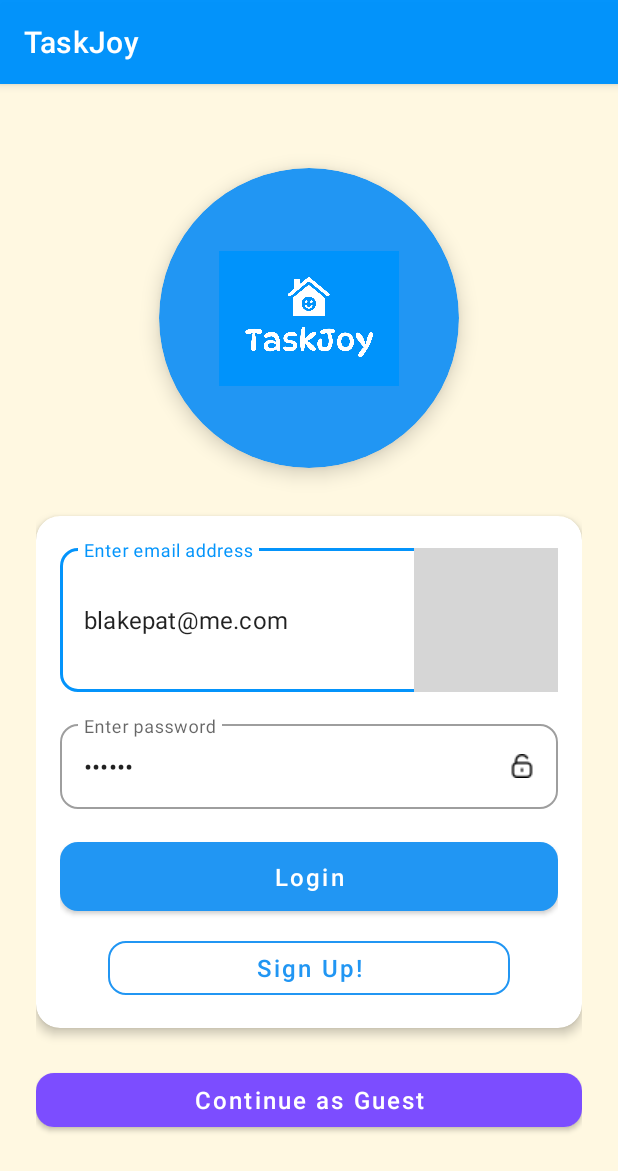
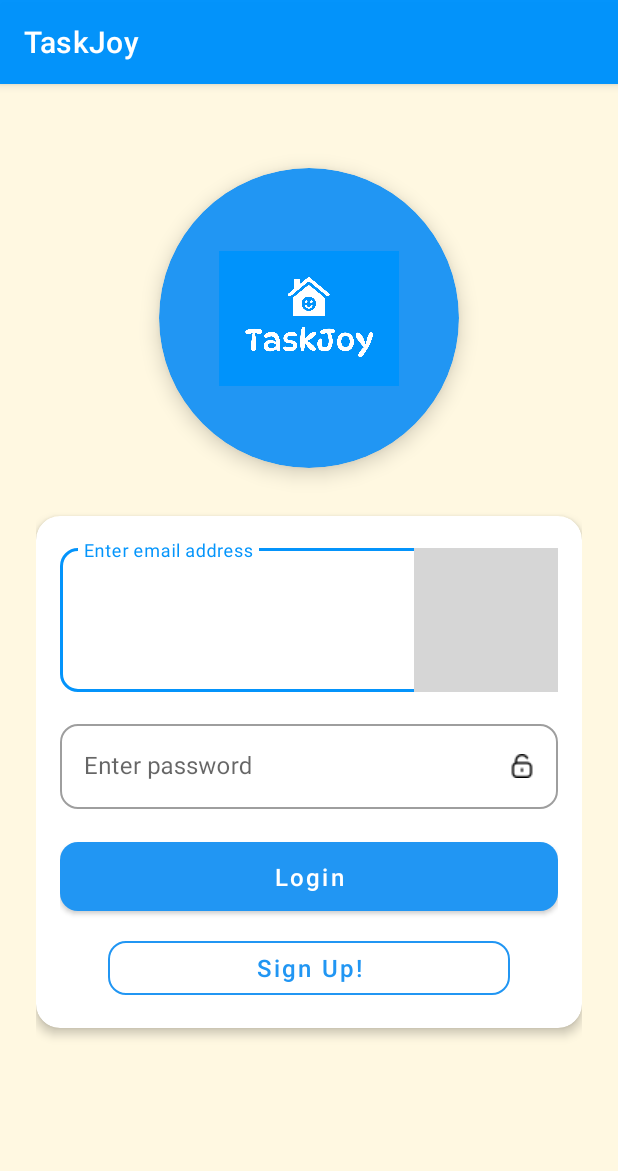
Before and after one commit to blakepat/TaskJoy, an Android app: the screen it shows after launch (LoginActivity), on a phone screen of 412 x 824 dp. Shown: the top 1171 px of the screen. Run offline under Robolectric (Android 15) with nearby library versions, the phone set to English and light mode, and no system bars; our stand-ins replace CircleImageView, Firebase (no records; nobody signed in at launch, a user with empty details on screens opened directly); grey boxes are pictures that could not be loaded.

Commit message:
removed prepopulated fields for easy debugging

```diff
--- a/app/src/main/java/com/example/taskjoy/screens/LoginActivity.kt
+++ b/app/src/main/java/com/example/taskjoy/screens/LoginActivity.kt
@@ -44,11 +44,11 @@ class LoginActivity : AppCompatActivity() {
             signup()
         }
 
-        binding.btnGuest.setOnClickListener {
-            //TODO: CREATE INTENT TO GO TO THIRD SCREEN
-//            val intent = Intent(this@LoginActivity, CreateAccountActivity::class.java)
-//            startActivity(intent)
-        }
+//        binding.btnGuest.setOnClickListener {
+//            //TODO: CREATE INTENT TO GO TO THIRD SCREEN
+////            val intent = Intent(this@LoginActivity, CreateAccountActivity::class.java)
+////            startActivity(intent)
+//        }
     }
 
 
--- a/app/src/main/res/layout/login_screen.xml
+++ b/app/src/main/res/layout/login_screen.xml
@@ -66,7 +66,7 @@
                         android:layout_height="wrap_content"
                         android:hint="Enter email address"
                         android:inputType="textEmailAddress"
-                        android:text="blakepat@me.com"/>
+                        android:text=""/>
 
                 </com.google.android.material.textfield.TextInputLayout>
 
@@ -89,7 +89,7 @@
                         android:layout_height="wrap_content"
                         android:hint="Enter password"
                         android:inputType="textPassword"
-                        android:text="123456"/>
+                        android:text=""/>
 
                 </com.google.android.material.textfield.TextInputLayout>
 
@@ -122,16 +122,16 @@
 
         </com.google.android.material.card.MaterialCardView>
 
-        <!-- Guest Button -->
-        <com.google.android.material.button.MaterialButton
-            android:id="@+id/btnGuest"
-            android:layout_width="match_parent"
-            android:layout_height="wrap_content"
-            android:text="Continue as Guest"
-            android:textAllCaps="false"
-            android:textSize="16sp"
-            app:cornerRadius="12dp"
-            app:backgroundTint="@color/fun_purple"/>
+<!--        &lt;!&ndash; Guest Button &ndash;&gt;-->
+<!--        <com.google.android.material.button.MaterialButton-->
+<!--            android:id="@+id/btnGuest"-->
+<!--            android:layout_width="match_parent"-->
+<!--            android:layout_height="wrap_content"-->
+<!--            android:text="Continue as Guest"-->
+<!--            android:textAllCaps="false"-->
+<!--            android:textSize="16sp"-->
+<!--            app:cornerRadius="12dp"-->
+<!--            app:backgroundTint="@color/fun_purple"/>-->
 
     </LinearLayout>
 
```
Also changed, not shown: app/src/main/res/layout/create_account_screen.xml (+4 -4 lines).
